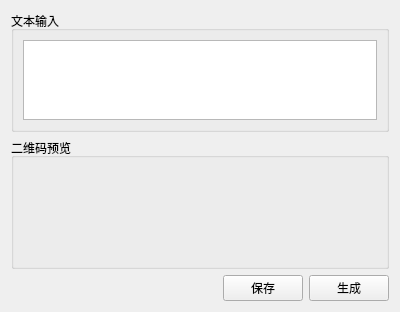
This is src/tools/qrencode/src/SAKQRCodeCreator.ui in x-tools-author/x-tools as Qt 5 draws it before an edit. The edited form follows.
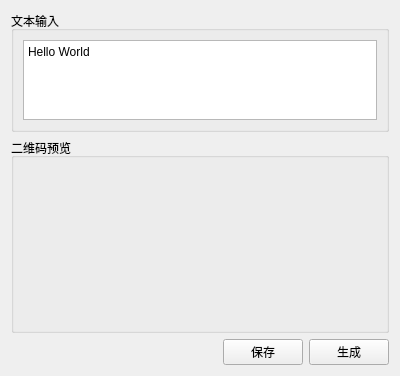
This is the edited form.

```diff
--- a/src/tools/qrencode/src/SAKQRCodeCreator.ui
+++ b/src/tools/qrencode/src/SAKQRCodeCreator.ui
@@ -7,7 +7,7 @@
     <x>0</x>
     <y>0</y>
     <width>400</width>
-    <height>312</height>
+    <height>376</height>
    </rect>
   </property>
   <property name="windowTitle">
@@ -80,6 +80,9 @@
           <height>80</height>
          </size>
         </property>
+        <property name="plainText">
+         <string>Hello World</string>
+        </property>
        </widget>
       </item>
      </layout>
```
